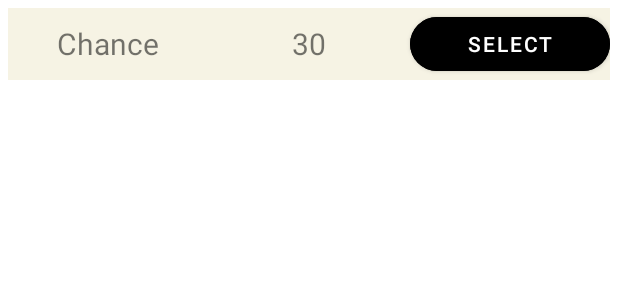
After one commit to aro-freelance/Arora-Yahtzee-Repository-android, an Android app: the layout scorecard_row_item.xml on its own in the app's theme, with its tools: preview values and no code run, on a phone screen of 412 x 824 dp. The commit adds this screen. Shown: the top 300 px of the screen. Run offline under Robolectric (Android 15) with nearby library versions, the phone set to English and light mode, and no system bars.

Commit message:
Score Card Adapter Structure Started

```diff
--- a/AroraYahtzee/app/src/main/java/com/aro/arorayahtzee/AdapterHighScoreScreen.java
+++ b/AroraYahtzee/app/src/main/java/com/aro/arorayahtzee/AdapterHighScoreScreen.java
@@ -30,7 +30,6 @@ public class AdapterHighScoreScreen extends RecyclerView.Adapter<AdapterHighScor
 
         public ViewHolder(View view) {
             super(view);
-            // Define click listener for the ViewHolder's View
 
             nameText = view.findViewById(R.id.name_highscore_row);
             scoreText = view.findViewById(R.id.score_highscore_row);
--- a/AroraYahtzee/app/src/main/java/com/aro/arorayahtzee/ScoreScreenActivity.java
+++ b/AroraYahtzee/app/src/main/java/com/aro/arorayahtzee/ScoreScreenActivity.java
@@ -11,4 +11,6 @@ public class ScoreScreenActivity extends AppCompatActivity {
         super.onCreate(savedInstanceState);
         setContentView(R.layout.activity_score_screen);
     }
+
+
 }
--- a/AroraYahtzee/app/src/main/res/layout/activity_score_screen.xml
+++ b/AroraYahtzee/app/src/main/res/layout/activity_score_screen.xml
@@ -21,7 +21,7 @@
         android:layout_height="wrap_content"
         android:orientation="horizontal"
         app:layout_constraintEnd_toEndOf="parent"
-        app:layout_constraintGuide_begin="90dp"
+        app:layout_constraintGuide_begin="60dp"
         app:layout_constraintStart_toStartOf="parent" />
 
     <androidx.constraintlayout.widget.Guideline
@@ -30,7 +30,7 @@
         android:layout_height="wrap_content"
         android:orientation="horizontal"
         app:layout_constraintEnd_toEndOf="parent"
-        app:layout_constraintGuide_begin="600dp"
+        app:layout_constraintGuide_begin="400dp"
         app:layout_constraintStart_toStartOf="parent" />
 
     <LinearLayout
--- /dev/null
+++ b/AroraYahtzee/app/src/main/res/layout/scorecard_row_item.xml
@@ -0,0 +1,55 @@
+<?xml version="1.0" encoding="utf-8"?>
+<androidx.constraintlayout.widget.ConstraintLayout xmlns:android="http://schemas.android.com/apk/res/android"
+    xmlns:app="http://schemas.android.com/apk/res-auto"
+    xmlns:tools="http://schemas.android.com/tools"
+    android:layout_width="match_parent"
+    android:layout_height="wrap_content"
+    android:layout_margin="5dp"
+    android:outlineProvider="none">
+
+    <LinearLayout
+        android:id="@+id/linearlayout_scorecarditem"
+        android:layout_width="match_parent"
+        android:layout_height="match_parent"
+        android:background="#F6F3E4"
+        android:orientation="horizontal"
+        android:outlineProvider="bounds"
+        app:layout_constraintEnd_toEndOf="parent"
+        app:layout_constraintStart_toStartOf="parent"
+        app:layout_constraintTop_toTopOf="parent">
+
+        <TextView
+            android:id="@+id/title_scorecarditem"
+            android:layout_width="match_parent"
+            android:layout_height="match_parent"
+            android:layout_weight="1"
+            android:gravity="center"
+            android:padding="5dp"
+            android:text="Chance"
+            android:textSize="20sp" />
+
+        <TextView
+            android:id="@+id/valuetext_scorecarditem"
+            android:layout_width="match_parent"
+            android:layout_height="match_parent"
+            android:layout_weight="1"
+            android:gravity="center"
+            android:padding="5dp"
+            android:text="30"
+            android:textAlignment="center"
+            android:textSize="20sp" />
+
+        <Button
+            android:id="@+id/selectbutton_scorecarditem"
+            android:layout_width="match_parent"
+            android:layout_height="match_parent"
+            android:layout_weight="1"
+            android:backgroundTint="@color/black"
+            android:gravity="center"
+            android:padding="5dp"
+            android:text="Select"
+            android:textAlignment="center"
+            app:cornerRadius="20dp" />
+    </LinearLayout>
+
+</androidx.constraintlayout.widget.ConstraintLayout>
```
Also changed, not shown: AroraYahtzee/app/src/main/java/com/aro/arorayahtzee/AdapterScoreCard.java (+84 -1 lines).
